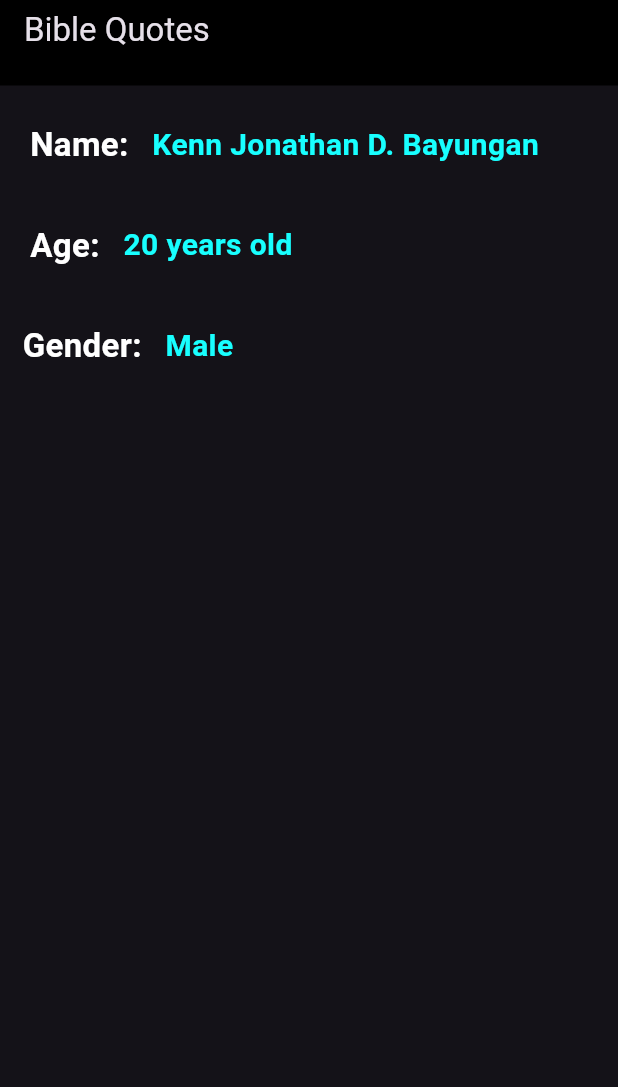
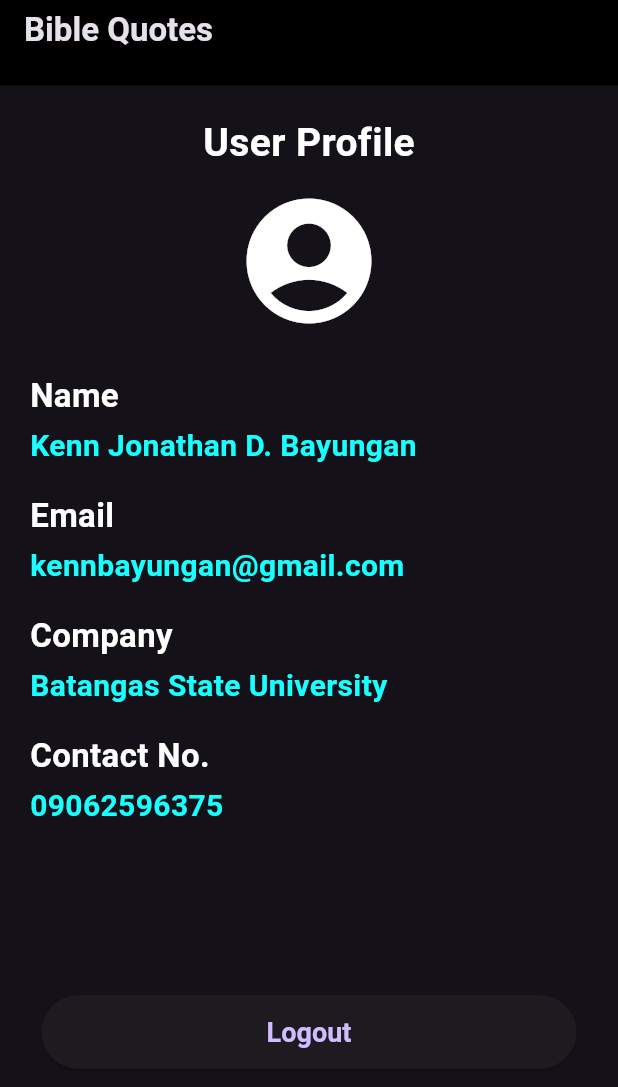
Before and after one commit to KennJ78/biblequotes, a Flutter app: the screen it shows after launch, on a phone screen of 412 x 824 dp. Shown: the top 1087 px of the screen. Run offline on Flutter 3.47's test engine with Material 3 defaults, Android fonts, the phone set to English and light mode, and no system bars.

Commit message:
UILayout1

```diff
--- a/lib/main.dart
+++ b/lib/main.dart
@@ -1,37 +1,71 @@
 import 'package:flutter/material.dart';
 
 void main() {
-  runApp(MaterialApp(
+  runApp(
+    MaterialApp(
       debugShowCheckedModeBanner: false,
       theme: ThemeData.dark(),
-    home: Scaffold(
+      home:Profile()
+    ),
+  );
+}
+class Profile extends StatelessWidget {
+  const Profile({super.key});
+
+  @override
+  Widget build(BuildContext context) {
+    return  Scaffold(
       appBar: AppBar(
-        title: const Text('Bible Quotes'),
+        title: const Text(
+          'Bible Quotes',
+          style: TextStyle(fontWeight: FontWeight.bold),
+        ),
         backgroundColor: Colors.black,
         bottom: const PreferredSize(
           preferredSize: Size.fromHeight(1),
           child: Divider(color: Colors.black, thickness: 2),
         ),
       ),
-      body: Column(
-        mainAxisAlignment: MainAxisAlignment.start,
+      body: Padding(
+        padding: const EdgeInsets.symmetric(horizontal: 20),
+        child: Column(
+          crossAxisAlignment: CrossAxisAlignment.start,
           children: [
-          Container(
-            margin: const EdgeInsets.all(20),
-            child: Row(
-              mainAxisAlignment: MainAxisAlignment.start,
-              children: [
-                const Text(
-                  'Name: ',
+            const SizedBox(height: 20),
+
+            //  User Profile text
+            const Center(
+              child: Text(
+                'User Profile',
+                style: TextStyle(
+                  fontWeight: FontWeight.bold,
+                  fontSize: 26,
+                  color: Colors.white,
+                ),
+              ),
+            ),
+            const SizedBox(height: 10),
+
+            // Centered user icon
+            const Center(
+              child: Icon(Icons.account_circle, size: 100),
+            ),
+            const SizedBox(height: 24),
+
+            // Name
+            Column(
+              crossAxisAlignment: CrossAxisAlignment.start,
+              children: const [
+                Text(
+                  'Name',
                   style: TextStyle(
                     fontSize: 22,
                     fontWeight: FontWeight.bold,
                     color: Colors.white,
                   ),
                 ),
-                Container(
-                  padding: const EdgeInsets.symmetric(vertical: 5, horizontal: 10),
-                  child: const Text(
+                SizedBox(height: 4),
+                Text(
                   'Kenn Jonathan D. Bayungan',
                   style: TextStyle(
                     fontSize: 20,
@@ -39,66 +73,108 @@ void main() {
                     fontWeight: FontWeight.w600,
                   ),
                 ),
-                ),
               ],
             ),
-          ),
-          Container(
-            margin: const EdgeInsets.symmetric(horizontal: 20, vertical: 8),
-            child: Row(
-              mainAxisAlignment: MainAxisAlignment.start,
-              children: [
-                const Text(
-                  'Age: ',
+            const SizedBox(height: 16),
+
+            // Email
+            Column(
+              crossAxisAlignment: CrossAxisAlignment.start,
+              children: const [
+                Text(
+                  'Email',
                   style: TextStyle(
                     fontSize: 22,
                     fontWeight: FontWeight.bold,
                     color: Colors.white,
                   ),
                 ),
-                Container(
-                  padding: const EdgeInsets.symmetric(vertical: 5, horizontal: 10),
-                  child: const Text(
-                    '20 years old',
+                SizedBox(height: 4),
+                Text(
+                  'kennbayungan@gmail.com',
                   style: TextStyle(
                     fontSize: 20,
                     color: Colors.cyanAccent,
                     fontWeight: FontWeight.w600,
                   ),
                 ),
-                ),
               ],
             ),
-          ),
-          Container(
-            margin: const EdgeInsets.fromLTRB(15, 20, 20, 10),
-            child: Row(
-              mainAxisAlignment: MainAxisAlignment.start,
-              children: [
-                const Text(
-                  'Gender: ',
+            const SizedBox(height: 16),
+
+            // Company
+            Column(
+              crossAxisAlignment: CrossAxisAlignment.start,
+              children: const [
+                Text(
+                  'Company',
                   style: TextStyle(
                     fontSize: 22,
                     fontWeight: FontWeight.bold,
                     color: Colors.white,
                   ),
                 ),
-                Container(
-                  padding: const EdgeInsets.symmetric(vertical: 5, horizontal: 10),
-                  child: const Text(
-                    'Male',
+                SizedBox(height: 4),
+                Text(
+                  'Batangas State University',
                   style: TextStyle(
                     fontSize: 20,
                     color: Colors.cyanAccent,
                     fontWeight: FontWeight.w600,
                   ),
                 ),
+              ],
             ),
-              ],
+            const SizedBox(height: 16),
+
+            // Contact No.
+            Column(
+              crossAxisAlignment: CrossAxisAlignment.start,
+              children: const [
+                Text(
+                  'Contact No.',
+                  style: TextStyle(
+                    fontSize: 22,
+                    fontWeight: FontWeight.bold,
+                    color: Colors.white,
+                  ),
+                ),
+                SizedBox(height: 4),
+                Text(
+                  '09062596375',
+                  style: TextStyle(
+                    fontSize: 20,
+                    color: Colors.cyanAccent,
+                    fontWeight: FontWeight.w600,
                   ),
                 ),
               ],
             ),
+            const Spacer(),
+            // Logout Button
+            Center(
+              child: ElevatedButton(
+                onPressed: () {},
+                style: ElevatedButton.styleFrom(
+                  padding: const EdgeInsets.symmetric(
+                    horizontal: 150,
+                    vertical: 14,
                   ),
-  ));
+                  textStyle: const TextStyle(
+                    fontSize: 18,
+                    fontWeight: FontWeight.bold,
+                  ),
+                ),
+                child: const Text('Logout'),
+              ),
+            ),
+
+            const Spacer(),
+
+
+          ],
+        ),
+      ),
+    );
   }
+}
```
Also changed, not shown: pubspec.yaml (+8 -0 lines), assets/images/bg1.jpeg (added), assets/images/bg3.jpg (added), assets/images/bg4.jpg (added), assets/images/bg5.jpg (added), 1 other file. Lines whose indentation alone changed are shown as unchanged.
